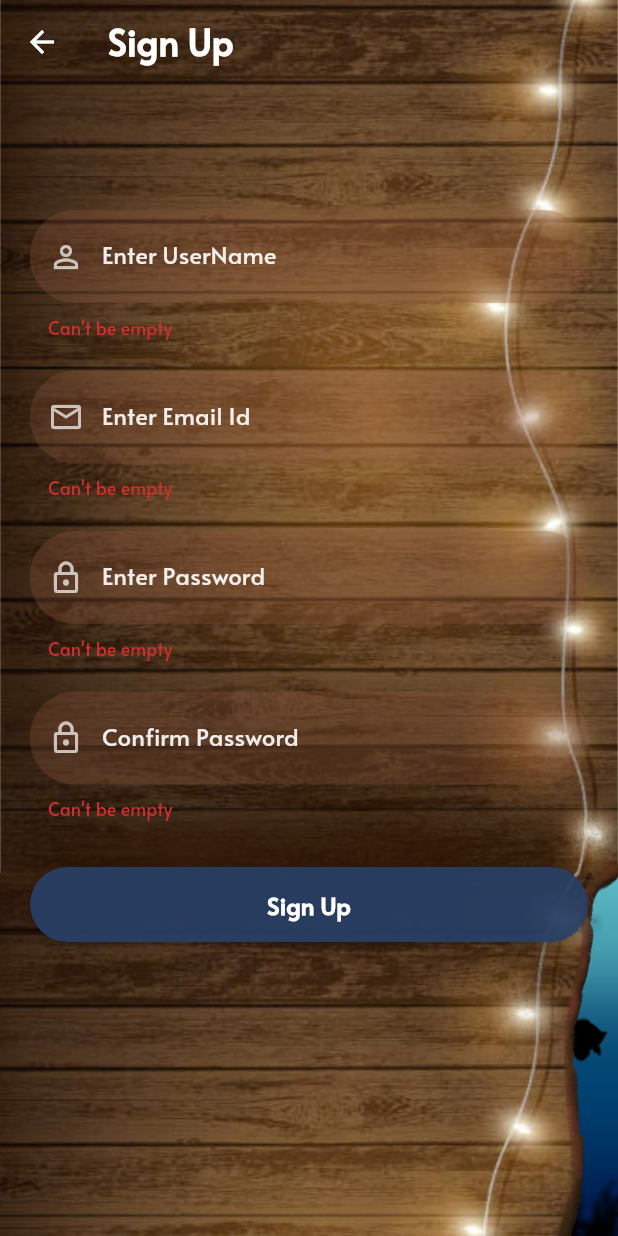
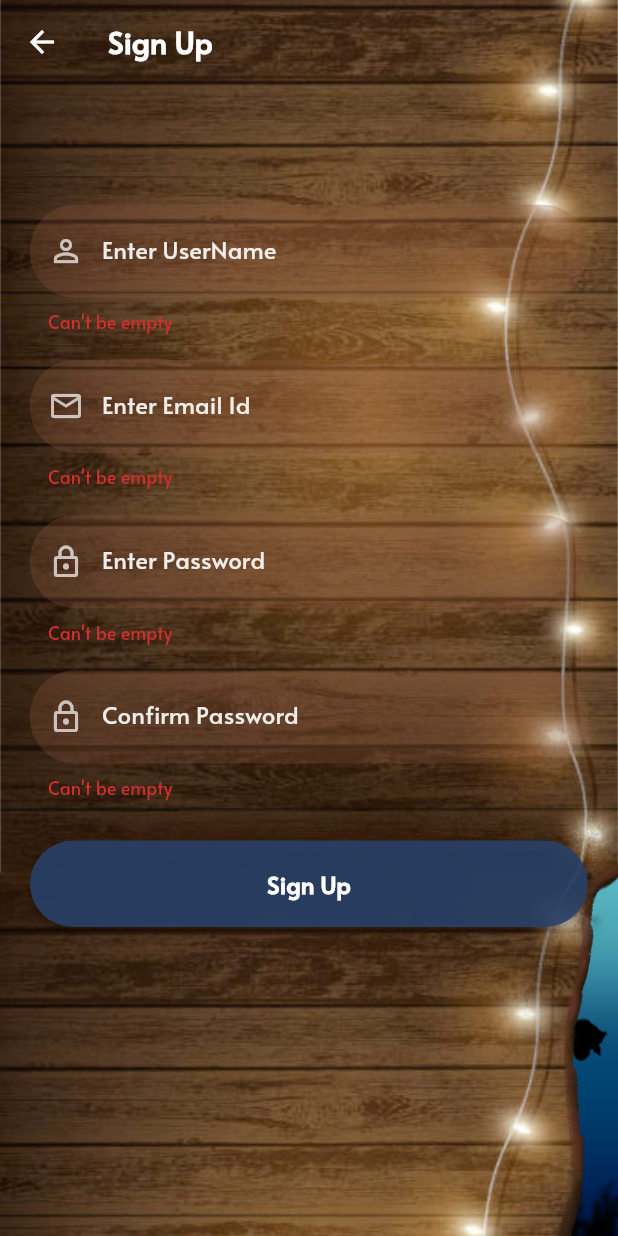
Before and after one commit to optionalemon/AquaFocus, a Flutter app: the screen it shows after launch, after a tap on "Sign up now!", on a phone screen of 412 x 824 dp. Run offline on Flutter 3.47's test engine with Material 2 defaults, Android fonts, the phone set to English and light mode, and no system bars; our stand-ins replace cloud_firestore, firebase_auth, firebase_core, flutter_bloc, google_sign_in, table_calendar; missing offline and left inert: flutter_facebook_auth; accounts and stored records are empty; network calls fail.

Commit message:
constant size for shop & sign in

```diff
--- a/lib/main.dart
+++ b/lib/main.dart
@@ -1,5 +1,6 @@
 import 'package:AquaFocus/loading.dart';
 import 'package:AquaFocus/model/state.dart';
+import 'package:AquaFocus/screens/home_screen.dart';
 import 'package:flutter/material.dart';
 import 'package:AquaFocus/screens/signin_screen.dart';
 import 'package:firebase_core/firebase_core.dart';
@@ -50,7 +51,7 @@ class _MyAppState extends State<MyApp> with WidgetsBindingObserver {
               fontFamily: 'Alata',
               primarySwatch: Colors.blue,
             ),
-            home: const SignInScreen(),
+            home:const SignInScreen(),
           );
         });
   }
--- a/lib/reusable_widgets/reusable_widget.dart
+++ b/lib/reusable_widgets/reusable_widget.dart
@@ -1,11 +1,10 @@
 import 'package:flutter/material.dart';
 
-Image logoWidget(String imageName) {
+Image logoWidget(String imageName, Size size) {
   return Image.asset(
     imageName,
     fit: BoxFit.fitWidth,
-    width: 205,
-    height: 250,
+    height: size.height * 0.3,
   );
 }
 
@@ -44,7 +43,7 @@ Container firebaseButton(
     BuildContext context, String title, Function onTap) {
   return Container(
     width: MediaQuery.of(context).size.width,
-    height: 50,
+    height: MediaQuery.of(context).size.height * 0.07,
     margin: const EdgeInsets.fromLTRB(0, 10, 0, 20),
     decoration: BoxDecoration(borderRadius: BorderRadius.circular(90)),
     child: ElevatedButton(
--- a/lib/screens/UserPages/aquarium_screen.dart
+++ b/lib/screens/UserPages/aquarium_screen.dart
@@ -9,6 +9,7 @@ class _AquariumScreenState extends State<AquariumScreen> {
   @override
   Widget build(BuildContext context) {
     return Scaffold(
+      resizeToAvoidBottomInset: false,
       extendBodyBehindAppBar: true,
       appBar: AppBar(
         title: const Text("Aquarium"),
--- a/lib/screens/UserPages/setting_screen.dart
+++ b/lib/screens/UserPages/setting_screen.dart
@@ -9,6 +9,7 @@ class _SettingScreenState extends State<SettingScreen> {
   @override
   Widget build(BuildContext context) {
     return Scaffold(
+      resizeToAvoidBottomInset: false,
       extendBodyBehindAppBar: true,
       appBar: AppBar(
         title: const Text("Settings"),
--- a/lib/screens/UserPages/statistics_screen.dart
+++ b/lib/screens/UserPages/statistics_screen.dart
@@ -9,6 +9,7 @@ class _StatisticsScreenState extends State<StatisticsScreen> {
   @override
   Widget build(BuildContext context) {
      return Scaffold(
+      resizeToAvoidBottomInset: false,
       extendBodyBehindAppBar: true,
       appBar: AppBar(
         title: const Text("Statistics"),
--- a/lib/screens/signin_screen.dart
+++ b/lib/screens/signin_screen.dart
@@ -4,6 +4,7 @@ import 'package:firebase_auth/firebase_auth.dart';
 import 'package:AquaFocus/reusable_widgets/reusable_widget.dart';
 import 'package:AquaFocus/screens/home_screen.dart';
 import 'package:AquaFocus/screens/signup_screen.dart';
+import 'package:flutter/cupertino.dart';
 import 'package:flutter/material.dart';
 
 final FirebaseAuth auth = FirebaseAuth.instance;
@@ -27,7 +28,10 @@ class _SignInScreenState extends State<SignInScreen> {
   TextEditingController _emailTextController = TextEditingController();
   @override
   Widget build(BuildContext context) {
+    Size size = MediaQuery.of(context).size;
+
     return Scaffold(
+      resizeToAvoidBottomInset: false,
       body: Container(
         constraints: const BoxConstraints.expand(),
         decoration: const BoxDecoration(
@@ -39,30 +43,27 @@ class _SignInScreenState extends State<SignInScreen> {
         child: SingleChildScrollView(
           child: Padding(
             padding: EdgeInsets.fromLTRB(
-                20, MediaQuery.of(context).size.height * 0.1, 20, 0),
+                20, size.height * 0.1, 20, 0),
             child: Column(
               children: <Widget>[
-                logoWidget('assets/images/logo1.png'),
-                const SizedBox(
-                  height: 10,
+                logoWidget('assets/images/logo1.png',size),
+                SizedBox(
+                  height: size.height * 0.02,
                 ),
                 reusableTextField("Enter Email Address", Icons.person_outline,
                     false, _emailTextController, null, (_) => setState(() {})),
-                const SizedBox(
-                  height: 20,
+                SizedBox(
+                  height: size.height * 0.02,
                 ),
                 reusableTextField("Enter Password", Icons.lock_outline, true,
                     _passwordTextController, null, (_) => setState(() {})),
-                const SizedBox(
-                  height: 5,
-                ),
-                forgetPassword(context),
+                forgetPassword(size),
                 firebaseButton(context, "Log In", () {
                   _signin();
                 }),
                 signUpOption(),
-                buildSignInWithText(),
-                buildSocialBtnRow()
+                buildSignInWithText(size),
+                buildSocialBtnRow(size)
               ],
             ),
           ),
@@ -106,10 +107,10 @@ class _SignInScreenState extends State<SignInScreen> {
     );
   }
 
-  Widget forgetPassword(BuildContext context) {
+  Widget forgetPassword(Size size) {
     return Container(
-      width: MediaQuery.of(context).size.width,
-      height: 35,
+      width: size.width,
+      height: size.height * 0.05,
       alignment: Alignment.bottomRight,
       child: TextButton(
         child: const Text(
@@ -123,19 +124,19 @@ class _SignInScreenState extends State<SignInScreen> {
     );
   }
 
-  Widget buildSignInWithText() {
+  Widget buildSignInWithText(Size size) {
     return Column(
-      children: const <Widget>[
-        SizedBox(height: 10.0),
-        Text(
+      children: <Widget>[
+        SizedBox(height: size.height*0.01),
+        const Text(
           '- OR -',
           style: TextStyle(
             color: Colors.white,
             fontWeight: FontWeight.w400,
           ),
         ),
-        SizedBox(height: 10.0),
-        Text(
+        SizedBox(height: size.height*0.01),
+        const Text(
           'Sign in with',
           style: TextStyle(color: Colors.white70),
         ),
@@ -143,12 +144,12 @@ class _SignInScreenState extends State<SignInScreen> {
     );
   }
 
-  Widget buildSocialBtn(VoidCallback pressed, AssetImage logo) {
+  Widget buildSocialBtn(VoidCallback pressed, AssetImage logo, Size size) {
     return GestureDetector(
       onTap: pressed,
       child: Container(
-        height: 50.0,
-        width: 50.0,
+        height: size.height*0.07,
+        width: size.height*0.07,
         decoration: BoxDecoration(
           shape: BoxShape.circle,
           color: Colors.white,
@@ -167,9 +168,9 @@ class _SignInScreenState extends State<SignInScreen> {
     );
   }
 
-  Widget buildSocialBtnRow() {
+  Widget buildSocialBtnRow(Size size) {
     return Padding(
-      padding: const EdgeInsets.symmetric(vertical: 10.0),
+      padding: EdgeInsets.symmetric(vertical: size.height*0.02),
       child: Row(
         mainAxisAlignment: MainAxisAlignment.spaceEvenly,
         children: <Widget>[
@@ -182,6 +183,7 @@ class _SignInScreenState extends State<SignInScreen> {
             const AssetImage(
               'assets/images/facebook.jpg',
             ),
+            size,
           ),
           buildSocialBtn(
             () async {
@@ -192,6 +194,7 @@ class _SignInScreenState extends State<SignInScreen> {
             const AssetImage(
               'assets/images/google.jpg',
             ),
+            size,
           ),
         ],
       ),
--- a/lib/screens/signup_screen.dart
+++ b/lib/screens/signup_screen.dart
@@ -23,14 +23,17 @@ class _SignUpScreenState extends State<SignUpScreen> {
 
   @override
   Widget build(BuildContext context) {
+    Size size = MediaQuery.of(context).size;
+
     return Scaffold(
+      resizeToAvoidBottomInset: false,
       extendBodyBehindAppBar: true,
       appBar: AppBar(
         backgroundColor: Colors.transparent,
         elevation: 0,
         title: const Text(
           "Sign Up",
-          style: TextStyle(fontSize: 24, fontWeight: FontWeight.bold),
+          style: TextStyle(fontWeight: FontWeight.bold),
         ),
       ),
       body: Container(
@@ -46,8 +49,8 @@ class _SignUpScreenState extends State<SignUpScreen> {
             padding: EdgeInsets.fromLTRB(20, 120, 20, 0),
             child: Column(
               children: <Widget>[
-                const SizedBox(
-                  height: 20,
+                SizedBox(
+                  height: size.height*0.02,
                 ),
                 reusableTextField(
                     "Enter UserName",
@@ -56,8 +59,8 @@ class _SignUpScreenState extends State<SignUpScreen> {
                     _userNameTextController,
                     _userErrorText,
                     (_) => setState(() {})),
-                const SizedBox(
-                  height: 20,
+                SizedBox(
+                  height: size.height*0.02,
                 ),
                 reusableTextField(
                     "Enter Email Id",
@@ -66,8 +69,8 @@ class _SignUpScreenState extends State<SignUpScreen> {
                     _emailTextController,
                     _emailErrorText,
                     (text) => setState(() => _text)),
-                const SizedBox(
-                  height: 20,
+                SizedBox(
+                  height: size.height*0.02,
                 ),
                 reusableTextField(
                     "Enter Password",
@@ -76,8 +79,8 @@ class _SignUpScreenState extends State<SignUpScreen> {
                     _passwordTextController,
                     _passwordErrorText,
                     (text) => setState(() => _text)),
-                const SizedBox(
-                  height: 20,
+                SizedBox(
+                  height: size.height*0.02,
                 ),
                 reusableTextField(
                     "Confirm Password",
@@ -86,8 +89,8 @@ class _SignUpScreenState extends State<SignUpScreen> {
                     _passwordAgainTextController,
                     _passwordAgainErrorText,
                     (text) => setState(() => _text)),
-                const SizedBox(
-                  height: 20,
+                SizedBox(
+                  height: size.height*0.02,
                 ),
                 firebaseButton(context, "Sign Up", () {
                   _emailErrorText == null &&
```
Also changed, not shown: lib/screens/UserPages/Shop/details_screen.dart (+19 -19 lines), lib/screens/UserPages/Shop/item_card.dart (+15 -8 lines), lib/screens/UserPages/Shop/shop_screen.dart (+20 -18 lines), lib/screens/reset_password.dart (+8 -5 lines), 1 other file.
